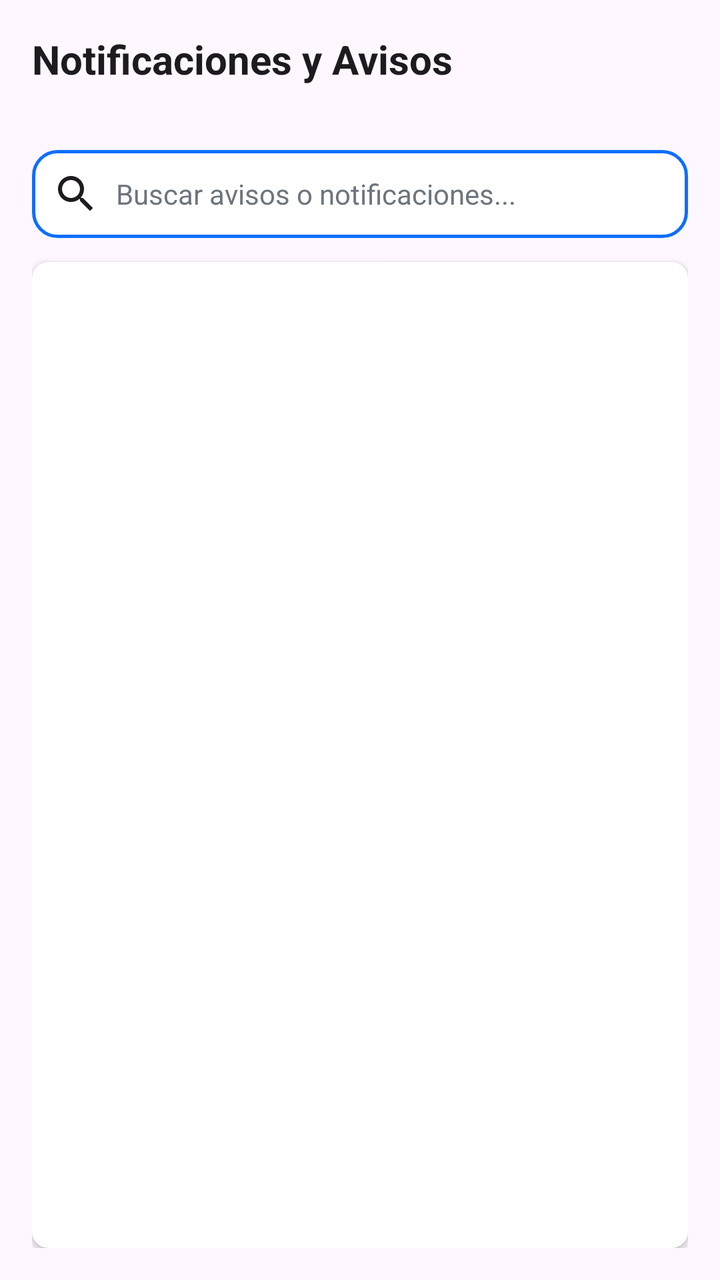
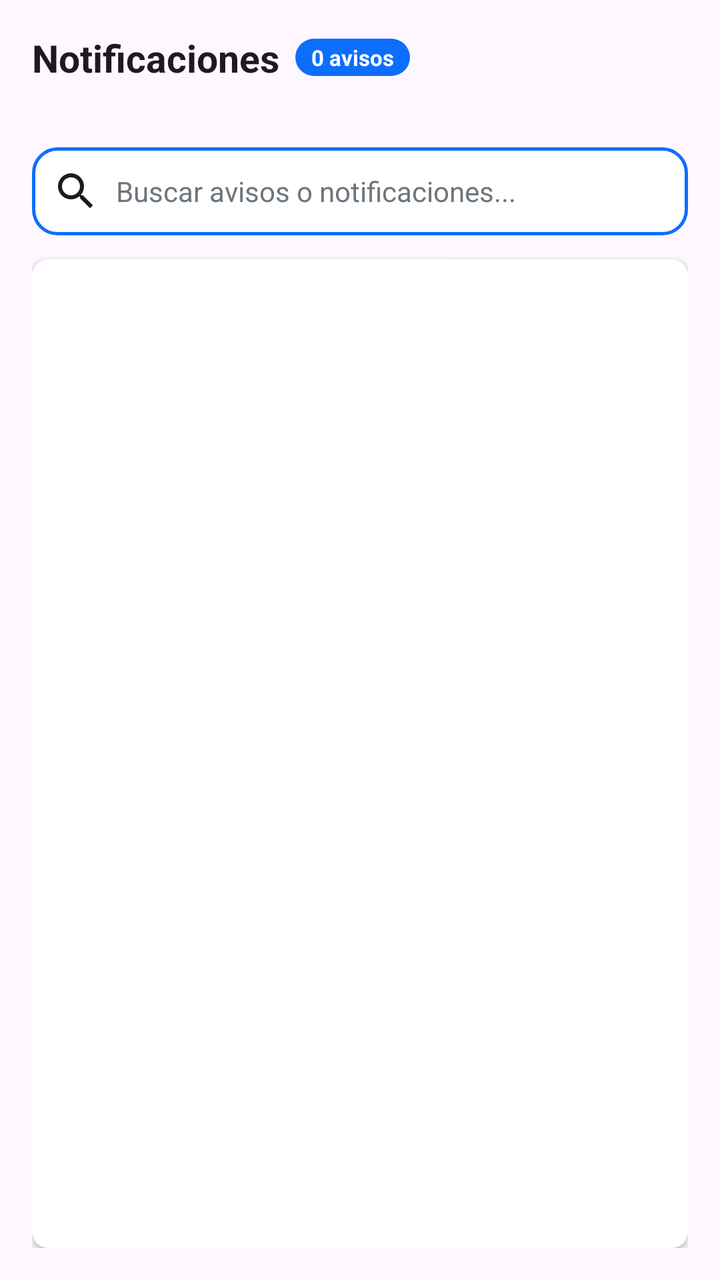

An Android layout rendered at two revisions. The XML below is the earlier revision; the diff shows what the commit changed to produce the second picture.
<!-- AndroidManifest.xml: application theme Theme.MyApplication -->
<!-- res/layout/fragment_notification_list.xml -->
<?xml version="1.0" encoding="utf-8"?>
<LinearLayout xmlns:android="http://schemas.android.com/apk/res/android"
    xmlns:app="http://schemas.android.com/apk/res-auto"
    android:layout_width="match_parent"
    android:layout_height="match_parent"
    android:orientation="vertical"
    android:padding="16dp"
    android:background="?android:attr/colorBackground">

    
    <RelativeLayout
        android:layout_width="match_parent"
        android:layout_height="wrap_content"
        android:layout_marginBottom="12dp">

        <TextView
            android:id="@+id/tvTitle"
            android:layout_width="wrap_content"
            android:layout_height="wrap_content"
            android:layout_alignParentStart="true"
            android:layout_toStartOf="@id/btnCreateNotification"
            android:layout_centerVertical="true"
            android:text="Notificaciones y Avisos"
            android:textColor="?android:attr/textColorPrimary"
            android:textSize="20sp"
            android:textStyle="bold" />

        <com.google.android.material.button.MaterialButton
            android:id="@+id/btnCreateNotification"
            style="@style/Widget.Bootstrap.Button.Primary"
            android:layout_width="wrap_content"
            android:layout_height="wrap_content"
            android:layout_alignParentEnd="true"
            android:layout_centerVertical="true"
            android:text="➕ Crear Notificación"
            android:textAllCaps="false"
            android:textSize="12sp"
            android:visibility="gone" />

    </RelativeLayout>

    
    <HorizontalScrollView
        android:id="@+id/chipsScrollView"
        android:layout_width="match_parent"
        android:layout_height="wrap_content"
        android:scrollbars="none"
        android:overScrollMode="never"
        android:layout_marginBottom="12dp">

        <LinearLayout
            android:id="@+id/chipsLayout"
            android:layout_width="wrap_content"
            android:layout_height="wrap_content"
            android:orientation="horizontal"
            android:paddingTop="4dp"
            android:paddingBottom="4dp"/>
    </HorizontalScrollView>

    
    <LinearLayout
        android:layout_width="match_parent"
        android:layout_height="wrap_content"
        android:orientation="horizontal"
        android:layout_marginBottom="12dp"
        android:gravity="center_vertical">

        <EditText
            android:id="@+id/etSearchNotification"
            style="@style/Widget.Bootstrap.EditText"
            android:layout_width="match_parent"
            android:layout_height="wrap_content"
            android:hint="Buscar avisos o notificaciones..."
            android:textSize="14sp"
            android:padding="10dp"
            android:drawableStart="@drawable/ic_search"
            android:drawablePadding="8dp"
            android:drawableTint="?android:attr/textColorPrimary" />
    </LinearLayout>

    
    <com.google.android.material.card.MaterialCardView
        android:id="@+id/cardLoginNotice"
        android:layout_width="match_parent"
        android:layout_height="wrap_content"
        android:layout_marginBottom="12dp"
        app:cardCornerRadius="12dp"
        app:cardElevation="2dp"
        android:visibility="gone">

        <LinearLayout
            android:layout_width="match_parent"
            android:layout_height="wrap_content"
            android:orientation="vertical"
            android:padding="20dp"
            android:gravity="center">

            <TextView
                android:layout_width="wrap_content"
                android:layout_height="wrap_content"
                android:text="🔒 Acceso Restringido"
                android:textSize="16sp"
                android:textStyle="bold"
                android:textColor="?android:attr/textColorPrimary"
                android:layout_marginBottom="8dp"/>

            <TextView
                android:layout_width="wrap_content"
                android:layout_height="wrap_content"
                android:text="Debe iniciar sesión para poder ver las notificaciones y avisos de su cuenta."
                android:textSize="13sp"
                android:textColor="?android:attr/textColorSecondary"
                android:gravity="center"
                android:layout_marginBottom="16dp"/>

            <Button
                android:id="@+id/btnGoLogin"
                style="@style/Widget.Bootstrap.Button.Primary"
                android:layout_width="wrap_content"
                android:layout_height="wrap_content"
                android:text="Ir a Iniciar Sesión"
                android:textAllCaps="false"/>
        </LinearLayout>
    </com.google.android.material.card.MaterialCardView>

    
    <androidx.cardview.widget.CardView
        android:id="@+id/cardListContainer"
        android:layout_width="match_parent"
        android:layout_height="0dp"
        android:layout_weight="1"
        app:cardCornerRadius="8dp"
        app:cardElevation="2dp">

        <ScrollView
            android:layout_width="match_parent"
            android:layout_height="match_parent"
            android:fillViewport="true">

            <LinearLayout
                android:id="@+id/notificationsContainer"
                android:layout_width="match_parent"
                android:layout_height="wrap_content"
                android:orientation="vertical"
                android:padding="12dp"/>
        </ScrollView>

    </androidx.cardview.widget.CardView>

</LinearLayout>
<!-- resources referenced by this layout -->
<resources>
  <!-- drawable ic_search (drawable) -->
  <vector xmlns:android="http://schemas.android.com/apk/res/android"
      android:width="24dp"
      android:height="24dp"
      android:viewportWidth="24"
      android:viewportHeight="24">
      <path
          android:fillColor="#000000"
          android:pathData="M15.5,14h-0.79l-0.28,-0.27C15.41,12.59 16,11.11 16,9.5 16,5.91 13.09,3 9.5,3S3,5.91 3,9.5 5.91,16 9.5,16c1.61,0 3.09,-0.59 4.23,-1.57l0.27,0.28v0.79l5,4.99L20.49,19l-4.99,-5zm-6,0C7.01,14 5,11.99 5,9.5S7.01,5 9.5,5 14,7.01 14,9.5 11.99,14 9.5,14z" />
  </vector>
  <style name="Widget.Bootstrap.Button.Primary" parent="Widget.Bootstrap.Button">
          <item name="backgroundTint">?attr/colorPrimary</item>
          <item name="android:textColor">?attr/colorOnPrimary</item>
      </style>
  <style name="Widget.Bootstrap.EditText" parent="Widget.AppCompat.EditText">
          <item name="android:background">@drawable/bg_bootstrap_input</item>
          <item name="android:padding">12dp</item>
          <item name="android:textSize">16sp</item>
          <item name="android:textColor">@color/black</item>
          <item name="android:textColorHint">@color/bs_secondary</item>
      </style>
  <style name="Theme.MyApplication" parent="Base.Theme.MyApplication" />
  <style name="Widget.Bootstrap.Button" parent="Widget.Material3.Button">
          <item name="android:insetTop">0dp</item>
          <item name="android:insetBottom">0dp</item>
          <item name="shapeAppearance">@style/ShapeAppearance.Bootstrap.Small</item>
          <item name="android:textColor">?attr/colorOnPrimary</item>
      </style>
  <!-- drawable bg_bootstrap_input (drawable) -->
  <?xml version="1.0" encoding="utf-8"?>
  <shape xmlns:android="http://schemas.android.com/apk/res/android">
      <solid android:color="?attr/colorSurface" />
      <stroke
          android:width="1.5dp"
          android:color="?attr/colorPrimary" />
      <corners android:radius="12dp" />
  </shape>
  <color name="black">#FF000000</color>
  <color name="bs_secondary">#6c757d</color>
  <style name="ShapeAppearance.Bootstrap.Small" parent="ShapeAppearance.Material3.SmallComponent">
          <item name="cornerSize">4dp</item>
      </style>
  <color name="accent_blue">#0d6efd</color>
  <color name="white">#FFFFFFFF</color>
  <color name="bs_dark">#212529</color>
  <color name="bs_light">#f8f9fa</color>
  <color name="surface_light">#FFFFFF</color>
  <style name="Widget.Bootstrap.Card" parent="Widget.Material3.CardView.Outlined">
          <item name="cardBackgroundColor">?attr/colorSurface</item>
          <item name="cardCornerRadius">16dp</item>
          <item name="cardElevation">3dp</item>
          <item name="strokeColor">?attr/colorPrimary</item>
          <item name="strokeWidth">2dp</item>
          <item name="android:layout_margin">8dp</item>
      </style>
  <style name="Theme.MyApplication.Dialog" parent="ThemeOverlay.Material3.MaterialAlertDialog">
          <item name="shapeAppearanceOverlay">@style/ShapeAppearance.MyApplication.Dialog</item>
      </style>
  <style name="ShapeAppearance.MyApplication.Dialog" parent="ShapeAppearance.Material3.LargeComponent">
          <item name="cornerSize">20dp</item>
      </style>
  <!-- unchanged entries left out for length: 1 -->
</resources>

<!-- the commit's change to res/layout/fragment_notification_list.xml (unified diff, before → after) -->
@@ -13,17 +13,38 @@
         android:layout_height="wrap_content"
         android:layout_marginBottom="12dp">
 
-        <TextView
-            android:id="@+id/tvTitle"
+        <LinearLayout
             android:layout_width="wrap_content"
             android:layout_height="wrap_content"
             android:layout_alignParentStart="true"
             android:layout_toStartOf="@id/btnCreateNotification"
             android:layout_centerVertical="true"
-            android:text="Notificaciones y Avisos"
-            android:textColor="?android:attr/textColorPrimary"
-            android:textSize="20sp"
-            android:textStyle="bold" />
+            android:orientation="horizontal"
+            android:gravity="center_vertical">
+
+            <TextView
+                android:id="@+id/tvTitle"
+                android:layout_width="wrap_content"
+                android:layout_height="wrap_content"
+                android:text="Notificaciones"
+                android:textColor="?android:attr/textColorPrimary"
+                android:textSize="19sp"
+                android:textStyle="bold" />
+
+            <TextView
+                android:id="@+id/tvRecordCount"
+                android:layout_width="wrap_content"
+                android:layout_height="wrap_content"
+                android:layout_marginStart="8dp"
+                android:text="0 avisos"
+                android:textSize="11sp"
+                android:textStyle="bold"
+                android:paddingHorizontal="8dp"
+                android:paddingVertical="2dp"
+                android:background="@drawable/bg_badge_primary"
+                android:textColor="@color/white"
+                android:visibility="visible"/>
+        </LinearLayout>
 
         <com.google.android.material.button.MaterialButton
             android:id="@+id/btnCreateNotification"
<!-- resource entries referenced after the edit -->
@@ -44,6 +44,12 @@
       </style>
   <color name="accent_blue">#0d6efd</color>
   <color name="white">#FFFFFFFF</color>
+  <!-- drawable bg_badge_primary (drawable) -->
+  <?xml version="1.0" encoding="utf-8"?>
+  <shape xmlns:android="http://schemas.android.com/apk/res/android">
+      <solid android:color="?attr/colorPrimary" />
+      <corners android:radius="10dp" />
+  </shape>
   <color name="bs_dark">#212529</color>
   <color name="bs_light">#f8f9fa</color>
   <color name="surface_light">#FFFFFF</color>
